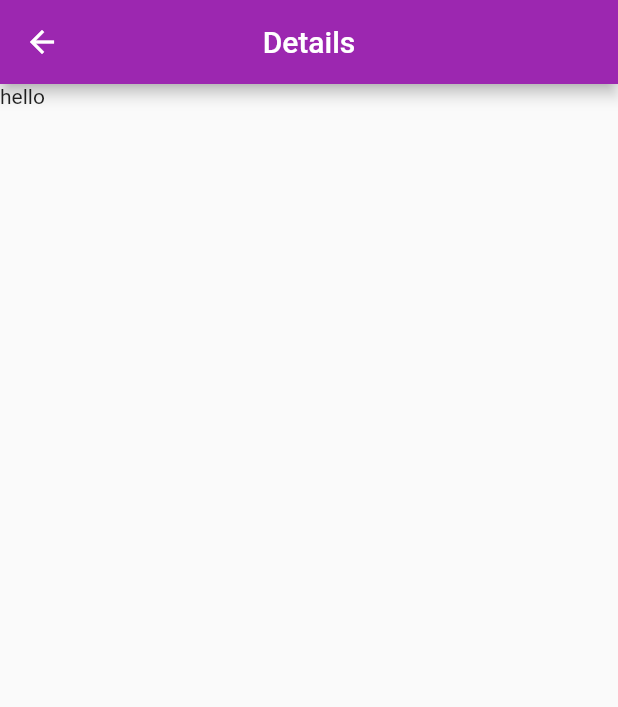
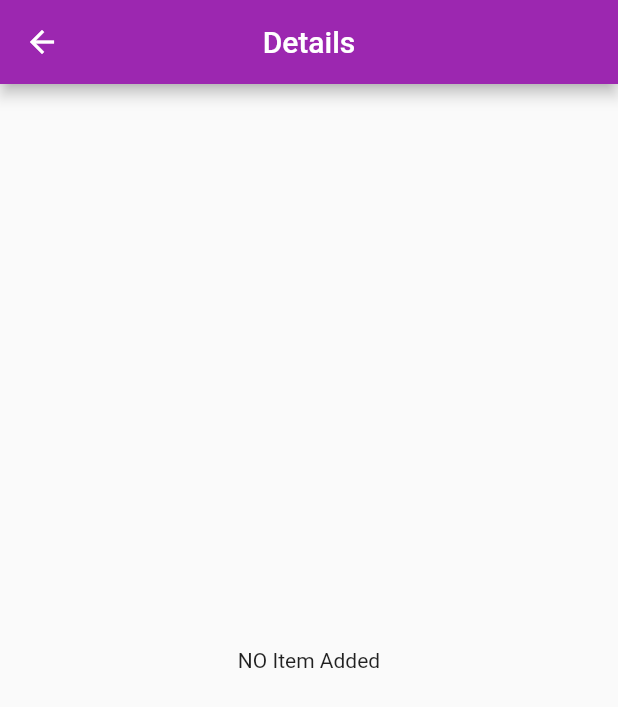
Before and after one commit to hadiuzzaman524/Flutter-BLOC-, a Flutter app: the Details screen opened directly, on a phone screen of 412 x 824 dp. Shown: the top 707 px of the screen. Run offline on Flutter 3.47's test engine with Material 2 defaults, Android fonts, the phone set to English and light mode, and no system bars; our stand-ins replace bloc, flutter_bloc.

Commit message:
implement BLoC

```diff
--- /dev/null
+++ b/block/lib/Bloc/calculation_event.dart
@@ -0,0 +1,16 @@
+part of 'calculation_bloc.dart';
+
+@immutable
+abstract class CalculationEvent {}
+
+class AddItemToCart extends CalculationEvent {
+  final Product product;
+
+  AddItemToCart({required this.product});
+}
+
+class RemoveFromCart extends CalculationEvent {
+  final Product product;
+
+  RemoveFromCart({required this.product});
+}
--- /dev/null
+++ b/block/lib/Bloc/calculation_state.dart
@@ -0,0 +1,13 @@
+part of 'calculation_bloc.dart';
+
+@immutable
+abstract class CalculationState {}
+
+class CalculationInitial extends CalculationState {}
+
+class Waiting extends CalculationState{}
+
+class Success extends CalculationState{
+  final List<CartItem> cartElement;
+  Success({required this.cartElement});
+}
--- /dev/null
+++ b/block/lib/cart_item.dart
@@ -0,0 +1,9 @@
+import 'dummy_product_list.dart';
+
+class CartItem {
+  final Product product;
+
+  final int quantity;
+
+  CartItem({required this.product, required this.quantity});
+}
--- a/block/lib/details.dart
+++ b/block/lib/details.dart
@@ -1,4 +1,7 @@
+import 'package:block/Bloc/calculation_bloc.dart';
+import 'package:block/Bloc/calculation_bloc.dart';
 import 'package:flutter/material.dart';
+import 'package:flutter_bloc/flutter_bloc.dart';
 
 class Details extends StatelessWidget {
   @override
@@ -9,7 +12,23 @@ class Details extends StatelessWidget {
         centerTitle: true,
       ),
       body: Container(
-        child: Text("hello"),
+        child: BlocBuilder<CalculationBloc, CalculationState>(
+          bloc: BlocProvider.of<CalculationBloc>(context),
+          builder: (context, state) {
+            if (state is Success && state.cartElement.length > 0) {
+              return ListView.builder(shrinkWrap: true,itemBuilder: (ctx, index) {
+                return ListTile(
+                  title: Text("${state.cartElement[index].product.name}"),
+                  leading: Text(
+                      "${state.cartElement[index].quantity} x ${state.cartElement[index].product.price}"),
+                );
+              },itemCount: state.cartElement.length,);
+            }
+            return Center(
+              child: Text("NO Item Added"),
+            );
+          },
+        ),
       ),
     );
   }
--- a/block/pubspec.yaml
+++ b/block/pubspec.yaml
@@ -28,6 +28,8 @@ dependencies:
   # The following adds the Cupertino Icons font to your application.
   # Use with the CupertinoIcons class for iOS style icons.
   cupertino_icons: ^1.0.2
+  flutter_bloc: ^7.1.0
+  bloc: ^7.0.0
 
 dev_dependencies:
   flutter_test:
```
Also changed, not shown: block/lib/Bloc/calculation_bloc.dart (added, +53 -0 lines), block/lib/main.dart (+8 -5 lines), block/lib/productlist.dart (+36 -3 lines), block/pubspec.lock.
